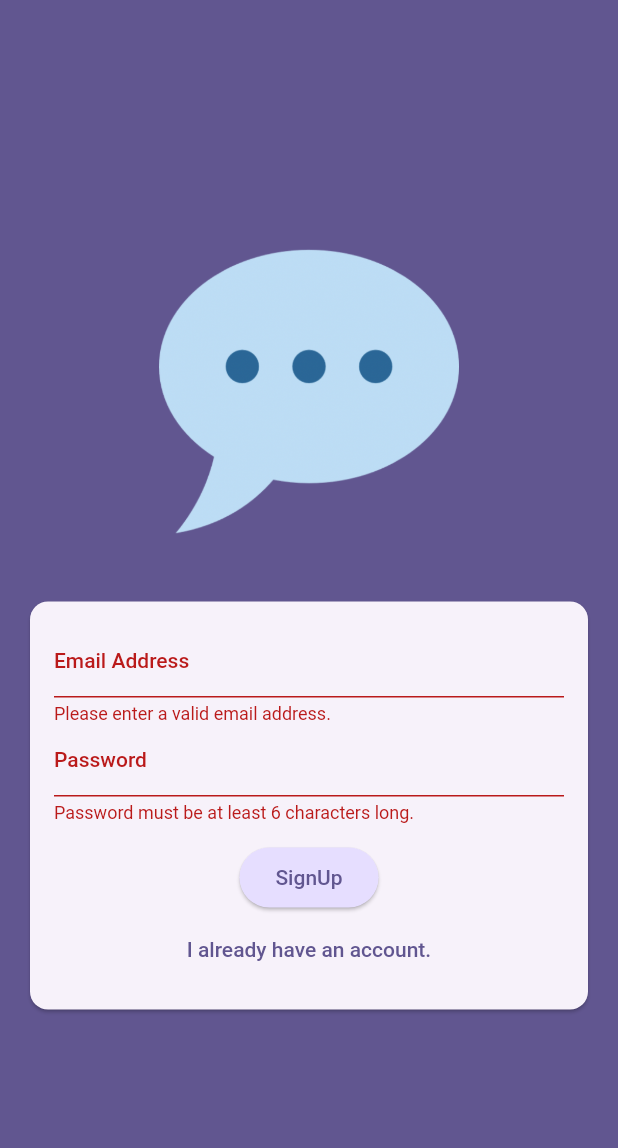
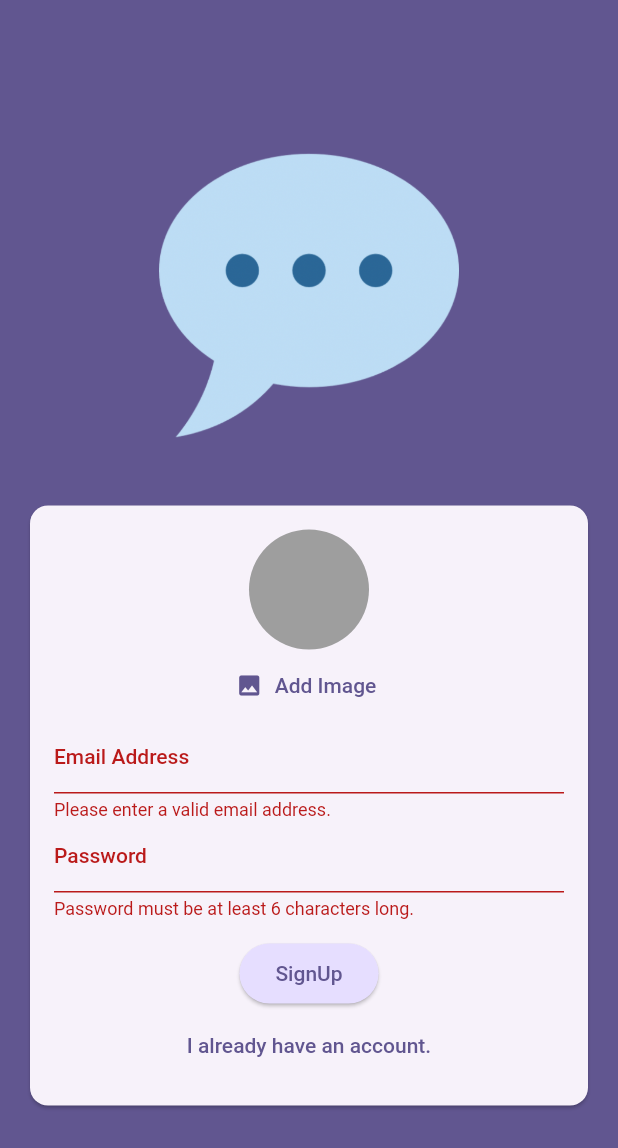
Before and after one commit to Priyanshu-Bajpae/baat_cheet_app, a Flutter app: the screen it shows after launch, after a tap on "Login", after a tap on "Create an Account", on a phone screen of 412 x 824 dp. Shown: the top 1148 px of the screen. Run offline on Flutter 3.47's test engine with Material 2 defaults, Android fonts, the phone set to English and light mode, and no system bars; our stand-ins replace firebase_auth, firebase_core, firebase_storage, image_picker; accounts and stored records are empty.

Commit message:
profile image feature add

```diff
--- a/lib/main.dart
+++ b/lib/main.dart
@@ -1,3 +1,6 @@
+import 'package:chat_app/screens/chat.dart';
+import 'package:chat_app/screens/splash.dart';
+import 'package:firebase_auth/firebase_auth.dart';
 import 'package:flutter/material.dart';
 import 'package:firebase_core/firebase_core.dart';
 import 'firebase_options.dart';
@@ -23,7 +26,17 @@ class App extends StatelessWidget {
         colorScheme: ColorScheme.fromSeed(
             seedColor: const Color.fromARGB(255, 63, 17, 177)),
       ),
-      home: const AuthScreen(),
+      home: StreamBuilder(
+          stream: FirebaseAuth.instance.authStateChanges(),
+          builder: (ctx, snapshot) {
+            if (snapshot.connectionState == ConnectionState.waiting) {
+              return const SplashScreen();
+            }
+            if (snapshot.hasData) {
+              return const ChatScreen();
+            }
+            return const AuthScreen();
+          }),
     );
   }
 }
--- a/lib/screens/auth.dart
+++ b/lib/screens/auth.dart
@@ -1,3 +1,7 @@
+import 'dart:io';
+import 'package:chat_app/widgets/user_image_picker.dart';
+//import 'package:cloud_firestore/cloud_firestore.dart';
+import 'package:firebase_storage/firebase_storage.dart';
 import 'package:flutter/material.dart';
 import 'package:firebase_auth/firebase_auth.dart';
 
@@ -18,16 +22,22 @@ class _AuthScreenState extends State<AuthScreen> {
   var _isLogin = true;
   var _enteredEmail = '';
   var _enteredPassword = '';
+  File? _selectedImage;
+  var _isAuthenticating = false;
 
   void _submit() async {
     final isValid = _form.currentState!.validate();
 
-    if (!isValid) {
+    if (!isValid || !_isLogin && _selectedImage == null) {
+      // show an error method...
       return;
     }
 
     _form.currentState!.save();
     try {
+      setState(() {
+        _isAuthenticating = true;
+      });
       if (_isLogin) {
         //log users in
 
@@ -41,7 +51,23 @@ class _AuthScreenState extends State<AuthScreen> {
             email: _enteredEmail,
             password:
                 _enteredPassword); // firebase SDK will send a HTTP request to a firebase
-        print(UserCredential);
+
+        final storageRef = FirebaseStorage.instance
+            .ref()
+            .child('user_images')
+            .child('${userCredential.user!.uid}.jpg');
+        await storageRef.putFile(_selectedImage!);
+        final imageUrl = await storageRef.getDownloadURL();
+
+        // await FirebaseFirestore.instance
+        //     .collection('users')
+        //     .doc(userCredential.user!
+        //         .uid) // uou can all about all services provided by firebase documentation
+        //     .set({
+        //   'username': 'to be done...',
+        //   'email': _enteredEmail,
+        //   'image_url': imageUrl,
+        // });
       }
     } on FirebaseAuthException catch (error) {
       if (error.code == 'email-already-in-use') {
@@ -53,6 +79,9 @@ class _AuthScreenState extends State<AuthScreen> {
           content: Text(error.message ?? 'Authentication failed'),
         ),
       );
+      setState(() {
+        _isAuthenticating = false;
+      });
     }
   }
 
@@ -81,6 +110,10 @@ class _AuthScreenState extends State<AuthScreen> {
                     child: Column(
                       mainAxisSize: MainAxisSize.min,
                       children: [
+                        if (!_isLogin)
+                          UserImagePicker(onPickImage: (pickedImage) {
+                            _selectedImage = pickedImage;
+                          }),
                         TextFormField(
                           decoration:
                               const InputDecoration(labelText: 'Email Address'),
@@ -114,14 +147,19 @@ class _AuthScreenState extends State<AuthScreen> {
                           },
                         ),
                         const SizedBox(height: 12),
+                        if (_isAuthenticating)
+                          const CircularProgressIndicator(),
+                        if (!_isAuthenticating)
                           ElevatedButton(
                             onPressed: _submit,
                             style: ElevatedButton.styleFrom(
-                            backgroundColor:
-                                Theme.of(context).colorScheme.primaryContainer,
+                              backgroundColor: Theme.of(context)
+                                  .colorScheme
+                                  .primaryContainer,
                             ),
                             child: Text(_isLogin ? 'Login' : 'SignUp'),
                           ),
+                        if (!_isAuthenticating)
                           TextButton(
                             onPressed: () {
                               setState(() {
--- /dev/null
+++ b/lib/screens/splash.dart
@@ -0,0 +1,17 @@
+import 'package:flutter/material.dart';
+
+class SplashScreen extends StatelessWidget {
+  const SplashScreen({super.key});
+
+  @override
+  Widget build(BuildContext context) {
+    return Scaffold(
+      appBar: AppBar(
+        title: const Text('BaatCheetApp'),
+      ),
+      body: const Center(
+        child: Text('Loading...'),
+      ),
+    );
+  }
+}
--- /dev/null
+++ b/lib/widgets/user_image_picker.dart
@@ -0,0 +1,54 @@
+import 'dart:io';
+import 'package:flutter/material.dart';
+import 'package:image_picker/image_picker.dart';
+
+class UserImagePicker extends StatefulWidget {
+  const UserImagePicker({super.key, required this.onPickImage});
+
+  final void Function(File pickedImage) onPickImage;
+
+  @override
+  State<StatefulWidget> createState() {
+    return _UserImagePickerState();
+  }
+}
+
+class _UserImagePickerState extends State<UserImagePicker> {
+  File? _pickedImageFile;
+
+  void _pickImage() async {
+    final pickedImage = await ImagePicker().pickImage(
+      source: ImageSource.camera,
+      imageQuality: 50,
+      maxWidth: 150,
+    );
+    if (pickedImage == null) {
+      return;
+    }
+
+    setState(() {
+      _pickedImageFile = File(pickedImage.path);
+    });
+    widget.onPickImage(_pickedImageFile!);
+  }
+
+  @override
+  Widget build(BuildContext context) {
+    return Column(children: [
+      CircleAvatar(
+        radius: 40,
+        backgroundColor: Colors.grey,
+        foregroundImage:
+            _pickedImageFile != null ? FileImage(_pickedImageFile!) : null,
+      ),
+      TextButton.icon(
+        onPressed: _pickImage,
+        icon: const Icon(Icons.image),
+        label: Text(
+          'Add Image',
+          style: TextStyle(color: Theme.of(context).colorScheme.primary),
+        ),
+      )
+    ]);
+  }
+}
--- a/pubspec.yaml
+++ b/pubspec.yaml
@@ -37,6 +37,9 @@ dependencies:
   cupertino_icons: ^1.0.2
   firebase_core: ^2.15.1
   firebase_auth: ^4.9.0
+  firebase_storage: ^11.2.6
+  image_picker: ^1.0.4
+  cloud_firestore: ^4.9.1
 
 dev_dependencies:
   flutter_test:
```
Also changed, not shown: lib/screens/chat.dart (added, +27 -0 lines), pubspec.lock, 9 other files. Lines whose indentation alone changed are shown as unchanged.
